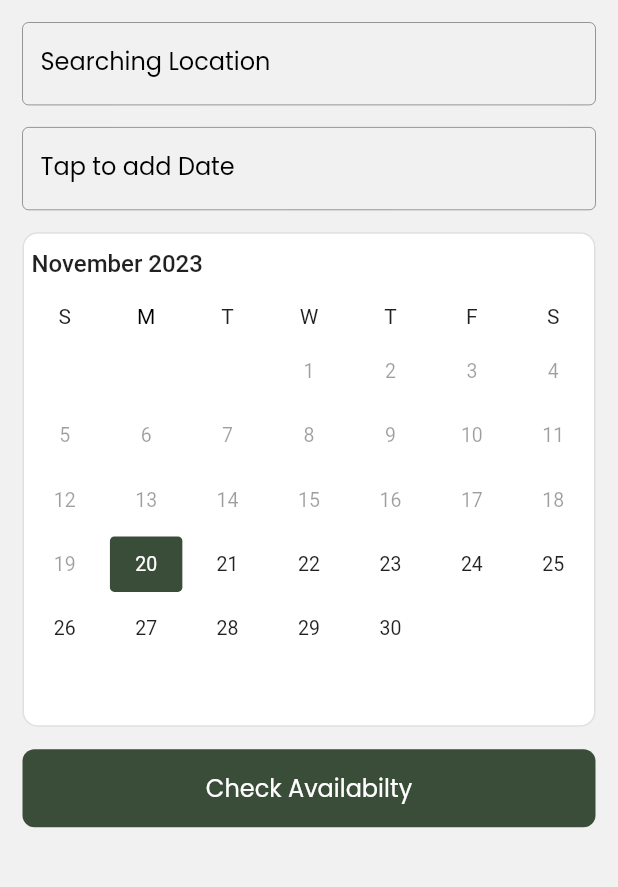
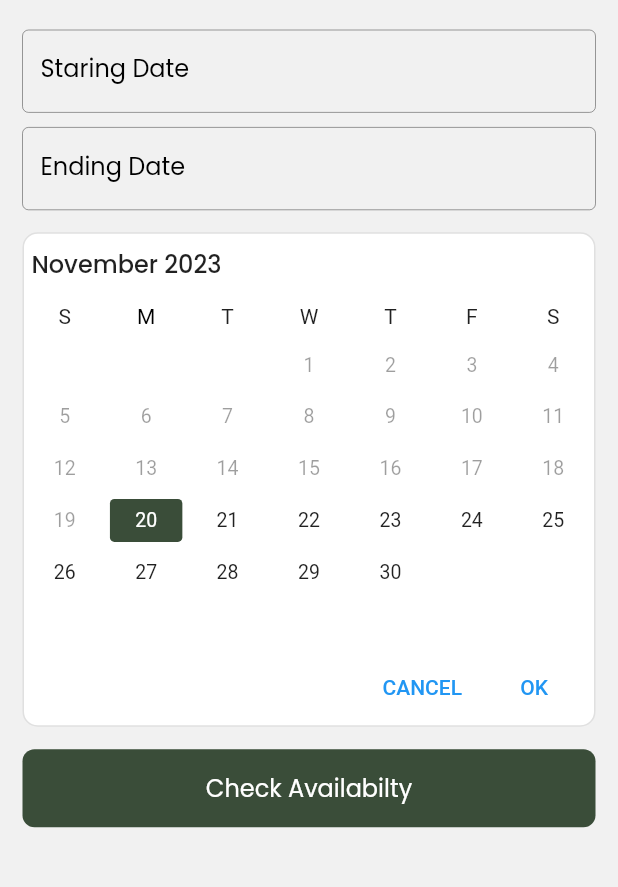
Before and after one commit to yaseeeeeeeeeeen/carnova_user, a Flutter app: the FindVehicleU screen opened directly, on a phone screen of 412 x 824 dp, the part 84-971 px from its top. Run offline on Flutter 3.47's test engine with Material 2 defaults, Android fonts, the phone set to English and light mode, and no system bars; drawn by our look-alikes of syncfusion_flutter_datepicker; our stand-ins replace bloc, carousel_slider, contained_tab_bar_view, flutter_bloc, flutter_svg, google_fonts and 2 more; network calls fail.

```diff
--- /dev/null
+++ b/lib/blocs/profile_edit/profile_edit_bloc.dart
@@ -0,0 +1,27 @@
+import 'dart:async';
+
+import 'package:bloc/bloc.dart';
+import 'package:carnova_user/resources/constant/image_picker.dart';
+import 'package:image_cropper/image_cropper.dart';
+import 'package:image_picker/image_picker.dart';
+
+part 'profile_edit_event.dart';
+part 'profile_edit_state.dart';
+
+class ProfileEditBloc extends Bloc<ProfileEditEvent, ProfileEditState> {
+  ProfileEditBloc() : super(ProfileEditInitial()) {
+    on<ImageAddedClicked>(imageAddedClicked);
+  }
+
+  FutureOr<void> imageAddedClicked(
+      ImageAddedClicked event, Emitter<ProfileEditState> emit) async {
+    final pickedimage = await ImagePickService().pickCropImage(
+        cropAspectRatio: const CropAspectRatio(ratioX: 1, ratioY: 1),
+        imageSource: ImageSource.gallery);
+    if (pickedimage != null) {
+      String imagePicked = pickedimage.path;
+      // hostModelData?.profile = pickedimage as File;
+      emit(ProfileImageAddedState(imagePath: imagePicked));
+    }
+  }
+}
--- /dev/null
+++ b/lib/blocs/profile_edit/profile_edit_event.dart
@@ -0,0 +1,9 @@
+part of 'profile_edit_bloc.dart';
+
+abstract class ProfileEditEvent {}
+
+class ImageAddedClicked extends ProfileEditEvent{
+
+}
+
+class SubmitClicked extends ProfileEditEvent{}
--- /dev/null
+++ b/lib/blocs/profile_edit/profile_edit_state.dart
@@ -0,0 +1,20 @@
+// ignore_for_file: public_member_api_docs, sort_constructors_first
+part of 'profile_edit_bloc.dart';
+
+abstract class ProfileEditState {}
+
+final class ProfileEditInitial extends ProfileEditState {}
+
+class ProfileUpdateLoadingState extends ProfileEditState {}
+
+class ProfileUpdateSuccsessState extends ProfileEditState {}
+
+class ProfileImageAddedState extends ProfileEditState {
+    String imagePath;
+  ProfileImageAddedState({
+    required this.imagePath,
+  });
+
+}
+
+class ProfileUpdateFailedState extends ProfileEditState {}
--- a/lib/utils/date_picker.dart
+++ b/lib/utils/date_picker.dart
@@ -1,3 +1,5 @@
+///////////////////////// SOME PROBLEMS [CURRENTLY NOT USING] ///////////////////////////////////////////////////////////////////
+
 import 'package:carnova_user/resources/constant/colors_userside.dart';
 import 'package:flutter/material.dart';
 import 'package:google_fonts/google_fonts.dart';
@@ -17,11 +19,8 @@ class _HijriDatePickerWidgetState extends State<DatePickerWidget> {
   DateTime? _endDate;
   String endDate = "";
   String startDate = "";
-  // DateTime? _selectedDate;
   @override
-  void initState() {
-    super.initState();
-  }
+
 
   @override
   Widget build(BuildContext context) {
@@ -32,7 +31,7 @@ class _HijriDatePickerWidgetState extends State<DatePickerWidget> {
         color: Colors.white,
         border: Border.all(color: Colors.grey.shade300),
       ),
-      height: heigth / 2.5,
+      height: heigth / 2.2,
       child: SfDateRangePicker(
         todayHighlightColor: Colors.black,
         rangeTextStyle: GoogleFonts.poppins(),
@@ -42,8 +41,16 @@ class _HijriDatePickerWidgetState extends State<DatePickerWidget> {
         view: DateRangePickerView.month,
         minDate: DateTime.now(),
         selectionShape: DateRangePickerSelectionShape.rectangle,
-        selectionMode: DateRangePickerSelectionMode.extendableRange,
+        selectionMode: DateRangePickerSelectionMode.range,
         initialDisplayDate: DateTime.now(),
+        showActionButtons: true,
+        onSubmit: (p0) {},
+        onCancel: () {
+          _startDate = DateTime.now();
+          _endDate = DateTime.now();
+        },
+        headerStyle:
+            DateRangePickerHeaderStyle(textStyle: GoogleFonts.poppins()),
         // hijriDatePickerDisplayMode: DatePickerDisplayMode.month,
         initialSelectedRange: PickerDateRange(
           _startDate ?? DateTime.now(),
--- a/lib/view/find_vehicle.dart
+++ b/lib/view/find_vehicle.dart
@@ -1,17 +1,26 @@
 import 'package:carnova_user/resources/components/textfields_and_buttons/custom_textfiled.dart';
 import 'package:carnova_user/resources/components/textfields_and_buttons/loading_button.dart';
 import 'package:carnova_user/resources/constant/colors_userside.dart';
-import 'package:carnova_user/utils/date_picker.dart';
+import 'package:carnova_user/utils/snack_bar.dart';
 import 'package:flutter/material.dart';
 import 'package:carnova_user/utils/appbar.dart';
+import 'package:google_fonts/google_fonts.dart';
+import 'package:intl/intl.dart';
+import 'package:syncfusion_flutter_datepicker/datepicker.dart';
 
+// ignore: must_be_immutable
 class FindVehicleU extends StatelessWidget {
   FindVehicleU({super.key});
-
-  TextEditingController locationController = TextEditingController();
-  TextEditingController dateController = TextEditingController();
+  DateTime? _startDate;
+  DateTime? _endDate;
+  DateTime today = DateTime.now();
+  String endDate = "";
+  String startDate = "";
+  TextEditingController startdateController = TextEditingController();
+  TextEditingController enddateController = TextEditingController();
   @override
   Widget build(BuildContext context) {
+    double heigth = MediaQuery.sizeOf(context).height;
     return Scaffold(
         backgroundColor: scaffoldBg,
         appBar: customAppBarU(context),
@@ -19,23 +28,84 @@ class FindVehicleU extends StatelessWidget {
           padding: const EdgeInsets.only(right: 15, left: 15, top: 5),
           child: Column(
             children: [
+              const SizedBox(height: 5),
               CustomTextfield(
                   viewonly: false,
-                  hint: "Searching Location",
+                  keybordtype: TextInputType.none,
+                  hint: "Staring Date",
                   isSufix: false,
-                  controller: locationController),
-              const SizedBox(height: 5),
-              InkWell(
-                // onTap: ,
-                child: CustomTextfield(
-                    viewonly: false,
-                    keybordtype: TextInputType.none,
-                    hint: "Tap to add Date",
-                    isSufix: false,
-                    controller: dateController),
+                  controller: startdateController),
+              CustomTextfield(
+                  viewonly: false,
+                  keybordtype: TextInputType.none,
+                  hint: "Ending Date",
+                  isSufix: false,
+                  controller: enddateController),
+              const SizedBox(height: 15),
+              //////calander/////////////////////////////////////////
+              Container(
+                decoration: BoxDecoration(
+                  borderRadius: BorderRadius.circular(10),
+                  color: Colors.white,
+                  border: Border.all(color: Colors.grey.shade300),
+                ),
+                height: heigth / 2.5,
+                child: SfDateRangePicker(
+                  todayHighlightColor: Colors.black,
+                  rangeTextStyle: GoogleFonts.poppins(),
+
+                  endRangeSelectionColor: appbarColorU,
+                  rangeSelectionColor: appbarColorU.withOpacity(0.3),
+                  view: DateRangePickerView.month,
+                  minDate: DateTime.now(),
+                  selectionShape: DateRangePickerSelectionShape.rectangle,
+                  selectionMode: DateRangePickerSelectionMode.range,
+                  initialDisplayDate: DateTime.now(),
+                  showActionButtons: true,
+                  onSubmit: (p0) {
+                    if (startDate.isNotEmpty && endDate.isNotEmpty) {
+                      return ScaffoldMessenger.maybeOf(context)!.showSnackBar(
+                          customSnackbar(
+                              context, true, "Successfully Selected"));
+                    }
+                    return ScaffoldMessenger.maybeOf(context)!.showSnackBar(
+                        customSnackbar(context, false, "Please Select A Date"));
+                  },
+                  onCancel: () {
+                    /////// textfield and timeformat hint textes all clearing here//////////////
+                    _startDate = DateTime.now();
+                    _endDate = DateTime.now();
+                    endDate = "";
+                    startDate = "";
+                    startdateController.clear();
+                    enddateController.clear();
+                  },
+                  headerStyle: DateRangePickerHeaderStyle(
+                      textStyle: GoogleFonts.poppins()),
+                  // hijriDatePickerDisplayMode: DatePickerDisplayMode.month,
+                  initialSelectedRange: PickerDateRange(
+                    _startDate ?? DateTime.now(),
+                    _endDate ?? DateTime.now(),
+                  ),
+                  startRangeSelectionColor: appbarColorU,
+                  onSelectionChanged:
+                      (DateRangePickerSelectionChangedArgs args) {
+                    if (args.value is PickerDateRange) {
+                      if (args.value!.startDate != null &&
+                          args.value!.endDate != null) {
+                        _startDate = args.value!.startDate!;
+                        _endDate = args.value!.endDate!;
+                        endDate =
+                            DateFormat('EEEE, MMMM d, yyyy').format(_endDate!);
+                        startDate = DateFormat('EEEE, MMMM d, yyyy')
+                            .format(_startDate!);
+                        startdateController.text = startDate;
+                        enddateController.text = endDate;
+                      }
+                    }
+                  },
+                ),
               ),
-              const SizedBox(height: 15),
-              const DatePickerWidget(),
               const SizedBox(height: 15),
               const MyLoadingButton(
                   title: "Check Availabilty", isLoading: false)
--- a/lib/view/user_profile.dart
+++ b/lib/view/user_profile.dart
@@ -11,8 +11,7 @@ class UserProfile extends StatelessWidget {
 
   @override
   Widget build(BuildContext context) {
-    double heigth = MediaQuery.sizeOf(context).height;
-    return Scaffold(
+       return Scaffold(
         backgroundColor: scaffoldBg,
         appBar: customAppBarU(context),
         body: Padding(
@@ -29,7 +28,7 @@ class UserProfile extends StatelessWidget {
                 ProfileScreenListtile(
                     text: "Privacy & Policy", isLogout: false),
                 ProfileScreenListtile(text: "Help", isLogout: false),
-                const Divider(),
+                const Divider(thickness: 1.5),
                 ProfileScreenListtile(text: "Clear App Data", isLogout: false),
                 ProfileScreenListtile(text: "Sign Out", isLogout: true),
                 Container()
--- a/pubspec.yaml
+++ b/pubspec.yaml
@@ -28,12 +28,16 @@ environment:
 # the latest version available on pub.dev. To see which dependencies have newer
 # versions available, run `flutter pub outdated`.
 dependencies:
+  bloc: ^8.1.2
   carousel_slider: ^4.2.1
   contained_tab_bar_view: ^0.8.0
   cupertino_icons: ^1.0.2
   flutter:
     sdk: flutter
+  flutter_bloc: ^8.1.3
   flutter_svg: ^2.0.9
+  image_cropper: ^5.0.0
+  image_picker: ^1.0.1
   google_fonts: ^6.1.0
   intl: ^0.18.1
   syncfusion_flutter_datepicker: ^23.1.44
```
Also changed, not shown: lib/main.dart (+10 -3 lines), lib/resources/components/profie_screen/profile_card.dart (+12 -5 lines), lib/resources/constant/image_picker.dart (added, +22 -0 lines), lib/utils/snack_bar.dart (added, +18 -0 lines), lib/view/profile_edit.dart (added, +86 -0 lines), pubspec.lock, 6 other files.
